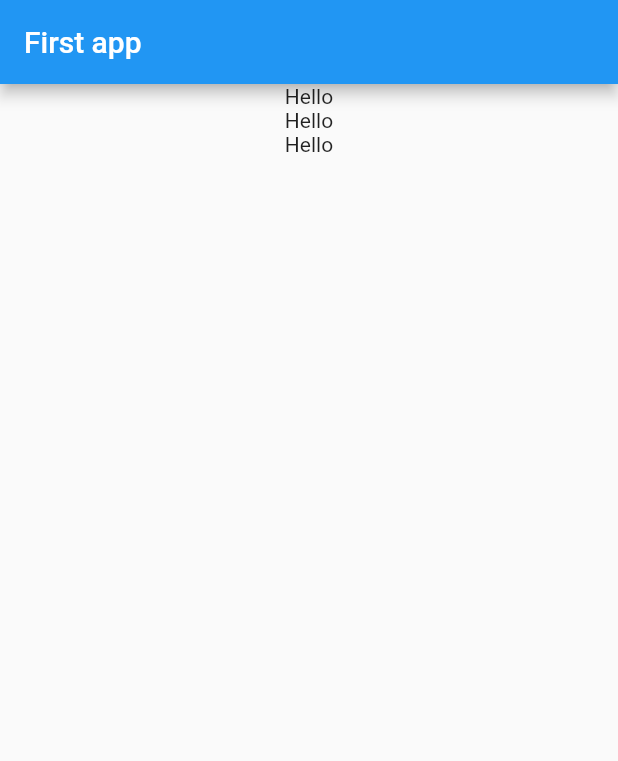
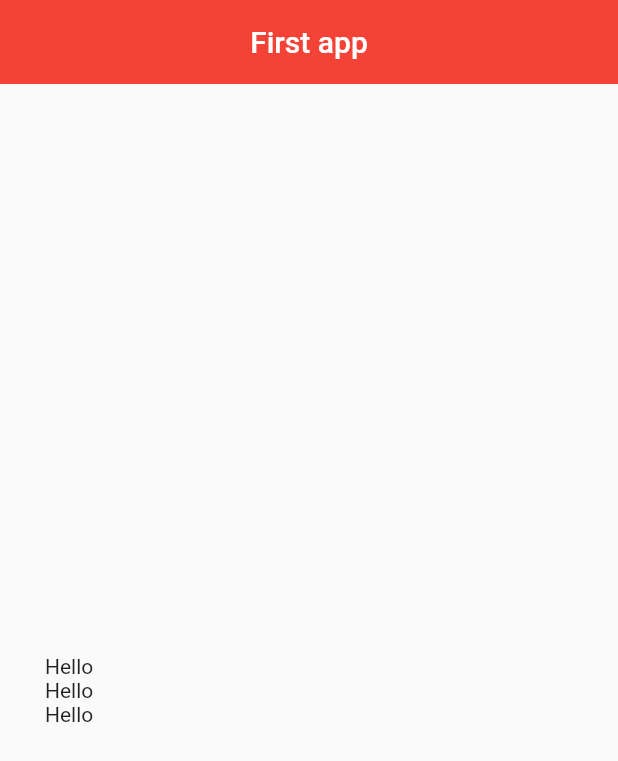
Before and after one commit to newzinee/first-flutter, a Flutter app: the screen it shows after launch, on a phone screen of 412 x 824 dp. Shown: the top 761 px of the screen. Run offline on Flutter 3.47's test engine with Material 2 defaults, Android fonts, the phone set to English and light mode, and no system bars.

Commit message:
Padding 사용하기

```diff
--- a/lib/main.dart
+++ b/lib/main.dart
@@ -21,16 +21,21 @@ class MyHomePage extends StatelessWidget {
     return Scaffold(
       appBar: AppBar(
         title: Text('First app'),
+        centerTitle: true,
+        backgroundColor: Colors.red,
+        elevation: 0.0,
       ),
-      body: Center(
+      body: Padding(
+        padding: EdgeInsets.fromLTRB(30.0, 40.0, 0.0, 0.0),
         child: Column(
+          mainAxisAlignment: MainAxisAlignment.center,
           children: <Widget>[
             Text('Hello'),
             Text('Hello'),
-            Text('Hello')
+            Text('Hello'),
           ],
-        )
-      )
+          ),
+      ),
     );
   }
 }
```
